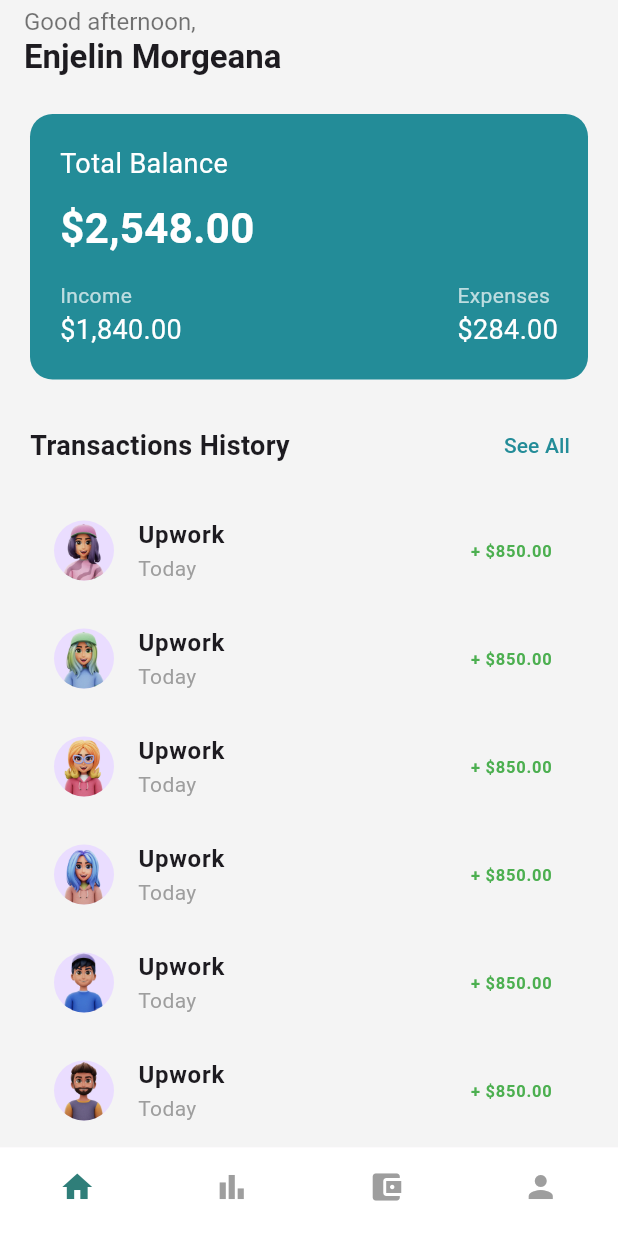
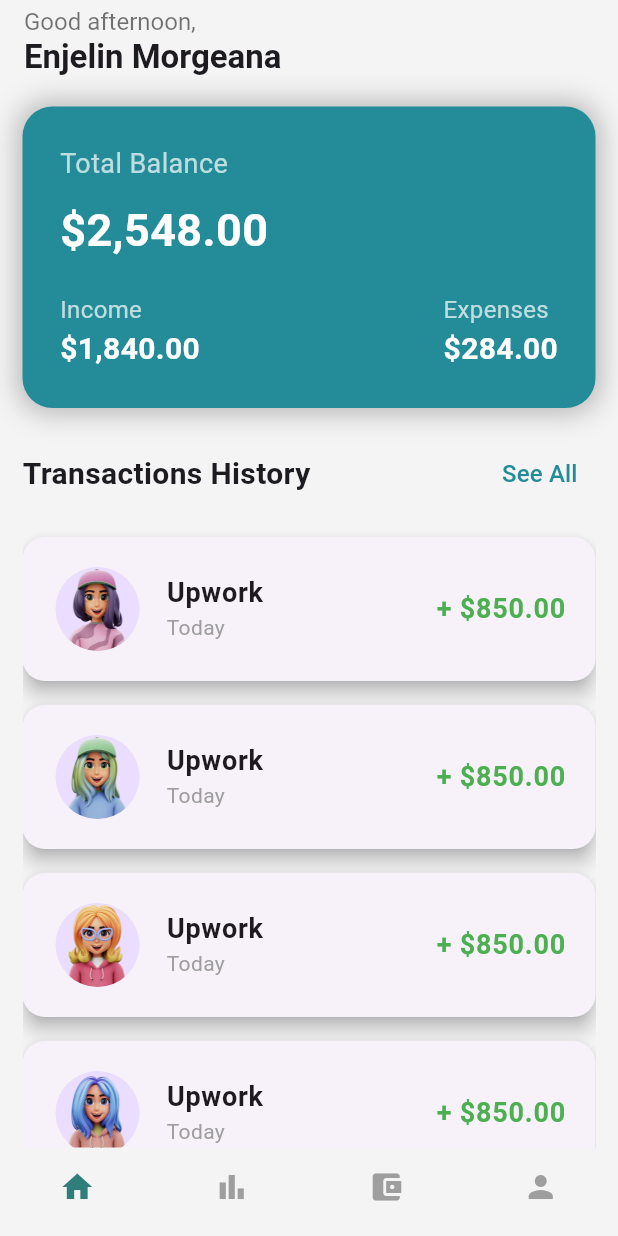
Before and after one commit to adhilfouzi/xpenso, a Flutter app: the screen it shows after launch, on a phone screen of 412 x 824 dp. Run offline on Flutter 3.47's test engine with Material 3 defaults, Android fonts, the phone set to English and light mode, and no system bars.

Commit message:
refactor UI components for consistency and improved layout; update background color and enhance balance card design

```diff
--- a/lib/core/colors.dart
+++ b/lib/core/colors.dart
@@ -6,7 +6,7 @@ class MyColors {
   static const Color secondary = Color(0xFF1E294D);
 
   // Light Theme Colors
-  static const Color lightBackground = Color(0xFFF8F8F8);
+  static const Color lightBackground = Color(0xFFF4F4F4);
   static const Color lightSurface = Color(0xFFFFFFFF);
   static const Color lightPrimaryText = Color(0xFF0D0D0E);
   static const Color lightSecondaryText = Color(0xFF202225);
--- a/lib/ui/screens/center/bottom_bar.dart
+++ b/lib/ui/screens/center/bottom_bar.dart
@@ -58,7 +58,7 @@ class _BottomBarState extends State<BottomBar>
         child: _widgetOptions.elementAt(_selectedIndex),
       ),
       bottomNavigationBar: Container(
-        color: Colors.white,
+        color: Color(0xFFF4F4F4),
         child: BottomNavigationBar(
           type: BottomNavigationBarType.fixed,
           backgroundColor: Colors.transparent,
--- a/lib/ui/screens/home/home_screen.dart
+++ b/lib/ui/screens/home/home_screen.dart
@@ -9,12 +9,15 @@ class HomeScreen extends StatelessWidget {
   Widget build(BuildContext context) {
     return Scaffold(
       backgroundColor: Color(0xFFF4F4F4),
-      appBar: HeaderWidget(),
-      body: Column(
+      appBar: const HeaderWidget(),
+      body: Padding(
+        padding: EdgeInsets.only(left: 15, right: 15, top: 15),
+        child: Column(
           children: [
             const BalanceCardWidget(),
             const Expanded(child: TransactionHistoryWidget()),
           ],
+        ),
       ),
     );
   }
@@ -50,47 +53,53 @@ class BalanceCardWidget extends StatelessWidget {
   @override
   Widget build(BuildContext context) {
     return Container(
-      margin: EdgeInsets.all(20),
-      padding: EdgeInsets.all(20),
+      padding: EdgeInsets.all(25),
       decoration: BoxDecoration(
         color: Color(0xFF238C98),
-        borderRadius: BorderRadius.circular(15),
+        borderRadius: BorderRadius.circular(20),
+        boxShadow: [
+          BoxShadow(
+            color: Colors.black26,
+            blurRadius: 15,
+            spreadRadius: 3,
+          ),
+        ],
       ),
       child: Column(
         crossAxisAlignment: CrossAxisAlignment.start,
         children: [
           Text('Total Balance',
-              style: TextStyle(color: Colors.white, fontSize: 18)),
+              style: TextStyle(color: Colors.white70, fontSize: 18)),
           SizedBox(height: 10),
           Text('\$2,548.00',
               style: TextStyle(
                   color: Colors.white,
-                  fontSize: 28,
+                  fontSize: 30,
                   fontWeight: FontWeight.bold)),
-          SizedBox(height: 15),
+          SizedBox(height: 20),
           Row(
             mainAxisAlignment: MainAxisAlignment.spaceBetween,
             children: [
-              Column(
-                crossAxisAlignment: CrossAxisAlignment.start,
-                children: [
-                  Text('Income', style: TextStyle(color: Colors.white70)),
-                  Text('\$1,840.00',
-                      style: TextStyle(color: Colors.white, fontSize: 18)),
-                ],
-              ),
-              Column(
-                crossAxisAlignment: CrossAxisAlignment.start,
-                children: [
-                  Text('Expenses', style: TextStyle(color: Colors.white70)),
-                  Text('\$284.00',
-                      style: TextStyle(color: Colors.white, fontSize: 18)),
+              _balanceItem('Income', '\$1,840.00'),
+              _balanceItem('Expenses', '\$284.00'),
             ],
           ),
         ],
       ),
+    );
+  }
+
+  Widget _balanceItem(String title, String amount) {
+    return Column(
+      crossAxisAlignment: CrossAxisAlignment.start,
+      children: [
+        Text(title, style: TextStyle(color: Colors.white70, fontSize: 16)),
+        Text(amount,
+            style: TextStyle(
+                color: Colors.white,
+                fontSize: 20,
+                fontWeight: FontWeight.w600)),
       ],
-      ),
     );
   }
 }
@@ -100,30 +109,26 @@ class TransactionHistoryWidget extends StatelessWidget {
 
   @override
   Widget build(BuildContext context) {
-    return Column(
+    return Padding(
+      padding: const EdgeInsets.only(top: 20),
+      child: Column(
         crossAxisAlignment: CrossAxisAlignment.start,
         children: [
-        Padding(
-          padding: EdgeInsets.symmetric(horizontal: 20),
-          child: Row(
+          Row(
             mainAxisAlignment: MainAxisAlignment.spaceBetween,
             children: [
               Text('Transactions History',
-                  style: TextStyle(fontSize: 18, fontWeight: FontWeight.bold)),
+                  style: TextStyle(fontSize: 20, fontWeight: FontWeight.bold)),
               TextButton(
-                onPressed: () {
-                  // Add your onPressed code here!
-                },
-                child:
-                    Text('See All', style: TextStyle(color: Color(0xFF238C98))),
+                onPressed: () {},
+                child: Text('See All',
+                    style: TextStyle(color: Color(0xFF238C98), fontSize: 16)),
               ),
             ],
-          ),
           ),
           SizedBox(height: 10),
           Expanded(
             child: ListView.builder(
-            padding: EdgeInsets.symmetric(horizontal: 20),
               itemCount: 10,
               itemBuilder: (context, index) {
                 return TransactionTileWidget(
@@ -136,6 +141,7 @@ class TransactionHistoryWidget extends StatelessWidget {
             ),
           ),
         ],
+      ),
     );
   }
 }
@@ -158,17 +164,27 @@ class TransactionTileWidget extends StatelessWidget {
 
   @override
   Widget build(BuildContext context) {
-    return ListTile(
+    return Card(
+      elevation: 5,
+      margin: EdgeInsets.symmetric(vertical: 8),
+      shape: RoundedRectangleBorder(borderRadius: BorderRadius.circular(15)),
+      child: ListTile(
+        contentPadding: EdgeInsets.symmetric(horizontal: 20, vertical: 12),
         leading: CircleAvatar(
           backgroundImage: AssetImage(assetPath),
+          radius: 30,
         ),
-      title: Text(title, style: TextStyle(fontWeight: FontWeight.bold)),
-      subtitle: Text(subtitle, style: TextStyle(color: Colors.grey)),
+        title: Text(title,
+            style: TextStyle(fontWeight: FontWeight.bold, fontSize: 18)),
+        subtitle:
+            Text(subtitle, style: TextStyle(color: Colors.grey, fontSize: 14)),
         trailing: Text(
           '${isIncome ? '+ ' : '- '}\$${amount.toStringAsFixed(2)}',
           style: TextStyle(
               fontWeight: FontWeight.bold,
+              fontSize: 18,
               color: isIncome ? Colors.green : Colors.red),
+        ),
       ),
     );
   }
```
Lines whose indentation alone changed are shown as unchanged.
